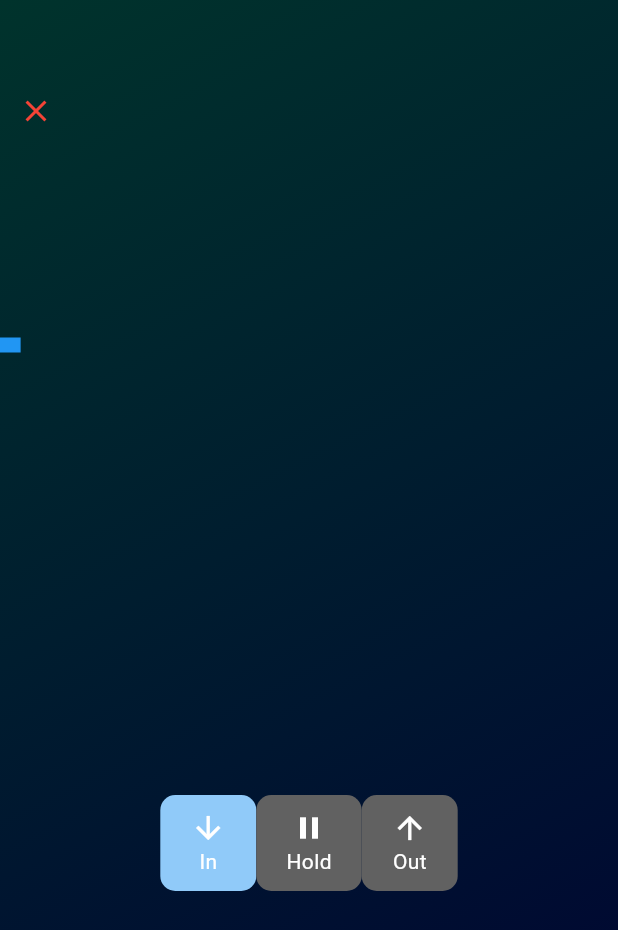
After one commit to crypticdenis/meditation_app_flutter, a Flutter app: the DurationSuggestions screen opened directly, after a tap on "Boxed Breathing", on a phone screen of 412 x 824 dp. The commit adds this screen. Shown: the top 930 px of the screen. Run offline on Flutter 3.47's test engine with Material 3 defaults, Android fonts, the phone set to English and light mode, and no system bars; our stand-ins replace audioplayers, cloud_firestore, firebase_auth, firebase_core, firebase_storage, fl_chart and 4 more; accounts and stored records are empty.

Commit message:
added a new breathing exercise

```diff
--- /dev/null
+++ b/lib/meditation/breathing/box_breathing.dart
@@ -0,0 +1,214 @@
+import 'package:flutter/material.dart';
+import 'dart:async';
+import 'dart:math' as math;
+import 'breathin_phase_widget.dart';
+import 'package:flutter/material.dart';
+import 'package:provider/provider.dart';
+import 'package:meditation_app_flutter/providers/theme_provider.dart';
+import 'package:meditation_app_flutter/timer/time_picker.dart';
+import 'package:meditation_app_flutter/timer/timer.dart';
+import 'package:meditation_app_flutter/common_definitions.dart';
+import 'package:meditation_app_flutter/providers/meditation_time_provider.dart';
+import 'package:meditation_app_flutter/timer/timer_and_picker_logic.dart';
+import 'package:meditation_app_flutter/background_sounds/sound_settings.dart';
+import 'package:meditation_app_flutter/providers/settings_provider.dart';
+
+// Define your BoxedBreathingScreen
+class BoxedBreathingScreen extends StatefulWidget {
+  const BoxedBreathingScreen({Key? key}) : super(key: key);
+
+  @override
+  _BoxedBreathingScreenState createState() => _BoxedBreathingScreenState();
+}
+
+class _BoxedBreathingScreenState extends State<BoxedBreathingScreen>
+    with SingleTickerProviderStateMixin {
+  late AnimationController _controller;
+  late Animation<double> _animation;
+  late String currentPhase;
+  Timer? _inactivityTimer;
+  bool _isTimerVisible = true;
+
+  @override
+  void initState() {
+    super.initState();
+    int duration = 4;
+    int totalDuration = duration * 4;
+
+    _controller = AnimationController(
+      duration: Duration(seconds: totalDuration),
+      vsync: this,
+    )..repeat();
+
+    _animation =
+        Tween<double>(begin: 0.0, end: 2 * math.pi).animate(_controller)
+          ..addListener(() {
+            setState(() {
+              _updateCurrentPhase();
+            });
+          });
+
+    _resetInactivityTimer();
+  }
+
+  void _updateCurrentPhase() {
+    double progress = _animation.value / (2 * math.pi);
+    int duration = 4;
+    int totalDuration = duration * 4;
+
+    double inhaleEnd = duration / totalDuration;
+    double holdEnd = (duration * 2) / totalDuration;
+    double exhaleEnd = (duration * 3) / totalDuration;
+
+    if (progress < inhaleEnd) {
+      currentPhase = 'inhale';
+    } else if (progress < holdEnd) {
+      currentPhase = 'hold1';
+    } else if (progress < exhaleEnd) {
+      currentPhase = 'exhale';
+    } else {
+      currentPhase = 'hold2';
+    }
+  }
+
+  void _resetInactivityTimer() {
+    _inactivityTimer?.cancel();
+    _inactivityTimer = Timer(const Duration(seconds: 7), () {
+      setState(() {
+        _isTimerVisible = false;
+      });
+    });
+  }
+
+  @override
+  void dispose() {
+    _controller.dispose();
+    _inactivityTimer?.cancel();
+    super.dispose();
+  }
+
+  @override
+  Widget build(BuildContext context) {
+    final themeProvider = Provider.of<ThemeProvider>(context);
+    final meditationTimeProvider = Provider.of<MeditationTimeProvider>(context);
+    final settingsProvider = Provider.of<SettingsProvider>(context);
+
+    return GestureDetector(
+      onTap: () {
+        setState(() {
+          _isTimerVisible = true;
+        });
+        _resetInactivityTimer();
+      },
+      child: Scaffold(
+        extendBody: true,
+        body: Container(
+          decoration: BoxDecoration(gradient: themeProvider.currentGradient),
+          child: Stack(
+            children: [
+              Align(
+                alignment: Alignment.center,
+                child: Column(
+                  mainAxisSize: MainAxisSize.min,
+                  children: [
+                    CustomPaint(
+                      painter: SegmentedSquarePainter(
+                        phase: _animation.value,
+                        inhaleDuration: 4,
+                        holdDuration: 4,
+                        exhaleDuration: 4,
+                        secondHoldDuration: 4,
+                      ),
+                      child: Container(width: double.infinity, height: 200),
+                    ),
+                    SizedBox(height: 100),
+                    BreathingPhaseWidget(currentPhase: currentPhase),
+                  ],
+                ),
+              ),
+              Align(
+                alignment: Alignment.topLeft,
+                child: AnimatedOpacity(
+                  opacity: _isTimerVisible ? 1.0 : 0.0,
+                  duration: Duration(seconds: 1),
+                  child: Padding(
+                    padding: const EdgeInsets.only(top: 50, right: 15),
+                    child: IconButton(
+                      icon: Icon(Icons.close),
+                      color: Colors.red,
+                      onPressed: () {
+                        Navigator.of(context).pop();
+                      },
+                    ),
+                  ),
+                ),
+              ),
+            ],
+          ),
+        ),
+      ),
+    );
+  }
+}
+
+class SegmentedSquarePainter extends CustomPainter {
+  final double phase;
+  final int inhaleDuration;
+  final int holdDuration;
+  final int exhaleDuration;
+  final int secondHoldDuration;
+
+  SegmentedSquarePainter({
+    required this.phase,
+    required this.inhaleDuration,
+    required this.holdDuration,
+    required this.exhaleDuration,
+    required this.secondHoldDuration,
+  });
+
+  @override
+  void paint(Canvas canvas, Size size) {
+    double side = size.width < size.height ? size.width : size.height;
+    double segmentLength =
+        side / 4; // Assuming 4 phases (inhale, hold, exhale, hold)
+    Paint paint = Paint()
+      ..color = Colors.blue
+      ..strokeWidth = 10.0
+      ..style = PaintingStyle.stroke;
+
+    Path path = Path();
+
+    int totalDuration =
+        inhaleDuration + holdDuration + exhaleDuration + secondHoldDuration;
+    double progress = phase / (2 * math.pi);
+
+    if (progress <= 0.25) {
+      // Inhale (top side)
+      double length = progress / 0.25 * segmentLength;
+      path.moveTo(0, 0);
+      path.lineTo(length, 0);
+    } else if (progress <= 0.5) {
+      // Hold (right side)
+      double length = (progress - 0.25) / 0.25 * segmentLength;
+      path.moveTo(segmentLength, 0);
+      path.lineTo(segmentLength, length);
+    } else if (progress <= 0.75) {
+      // Exhale (bottom side)
+      double length = (progress - 0.5) / 0.25 * segmentLength;
+      path.moveTo(segmentLength, segmentLength);
+      path.lineTo(segmentLength - length, segmentLength);
+    } else {
+      // Hold (left side)
+      double length = (progress - 0.75) / 0.25 * segmentLength;
+      path.moveTo(0, segmentLength);
+      path.lineTo(0, segmentLength - length);
+    }
+
+    canvas.drawPath(path, paint);
+  }
+
+  @override
+  bool shouldRepaint(covariant CustomPainter oldDelegate) {
+    return true;
+  }
+}
--- a/lib/meditation/meditation_preselect.dart
+++ b/lib/meditation/meditation_preselect.dart
@@ -7,6 +7,7 @@
 import 'package:meditation_app_flutter/meditation/breathing/breathing.dart';
 import 'package:meditation_app_flutter/common_definitions.dart';
 import 'breathing/4_7_8.dart';
+import 'breathing/box_breathing.dart'; // Import the BoxedBreathingScreen
 
 class DurationSuggestions extends StatelessWidget {
   final List<int> suggestedDurations = [5, 10, 20];
@@ -24,7 +25,7 @@
 
   Widget _buildHorizontalScroll(BuildContext context, bool isMeditation) {
     final Widget destinationScreen =
-    isMeditation ? const MeditationScreen() : const BreathingScreen();
+        isMeditation ? const MeditationScreen() : const BreathingScreen();
 
     return SingleChildScrollView(
       scrollDirection: Axis.horizontal,
@@ -33,7 +34,9 @@
         children: List.generate(suggestedDurations.length + 1, (index) {
           return _buildDurationButton(
             context,
-            index < suggestedDurations.length ? suggestedDurations[index] : null,
+            index < suggestedDurations.length
+                ? suggestedDurations[index]
+                : null,
             destination: destinationScreen,
             iconData: isMeditation ? Icons.self_improvement : Icons.air,
             isMeditation: isMeditation,
@@ -45,8 +48,8 @@
 
   Widget _buildDurationButton(BuildContext context, int? duration,
       {required Widget destination,
-        required bool isMeditation,
-        IconData? iconData}) {
+      required bool isMeditation,
+      IconData? iconData}) {
     final buttonText = duration != null ? '$duration min' : '+';
     return Padding(
       padding: const EdgeInsets.symmetric(horizontal: 5),
@@ -162,6 +165,27 @@
   }
 
   Widget _buildOtherExercisesButton(BuildContext context) {
+    return Row(
+      mainAxisAlignment: MainAxisAlignment.start,
+      children: [
+        _buildSpecificExerciseButton(
+          context,
+          '4-7-8 Exercise',
+          Icons.fitness_center,
+          const fourseveneigthScreen(),
+        ),
+        _buildSpecificExerciseButton(
+          context,
+          'Boxed Breathing',
+          Icons.crop_square,
+          const BoxedBreathingScreen(),
+        ),
+      ],
+    );
+  }
+
+  Widget _buildSpecificExerciseButton(
+      BuildContext context, String text, IconData icon, Widget screen) {
     return Padding(
       padding: const EdgeInsets.symmetric(horizontal: 5),
       child: SizedBox(
@@ -179,16 +203,16 @@
             Navigator.push(
               context,
               MaterialPageRoute(
-                builder: (context) => const fourseveneigthScreen(),
+                builder: (context) => screen,
               ),
             );
           },
           child: Column(
             mainAxisSize: MainAxisSize.min,
             children: [
-              Icon(Icons.fitness_center, color: Colors.white, size: 40.0),
+              Icon(icon, color: Colors.white, size: 40.0),
               Text(
-                '4-7-8 Exercise',
+                text,
                 style: const TextStyle(fontSize: 25, color: Colors.white),
                 textAlign: TextAlign.center,
               ),
```
